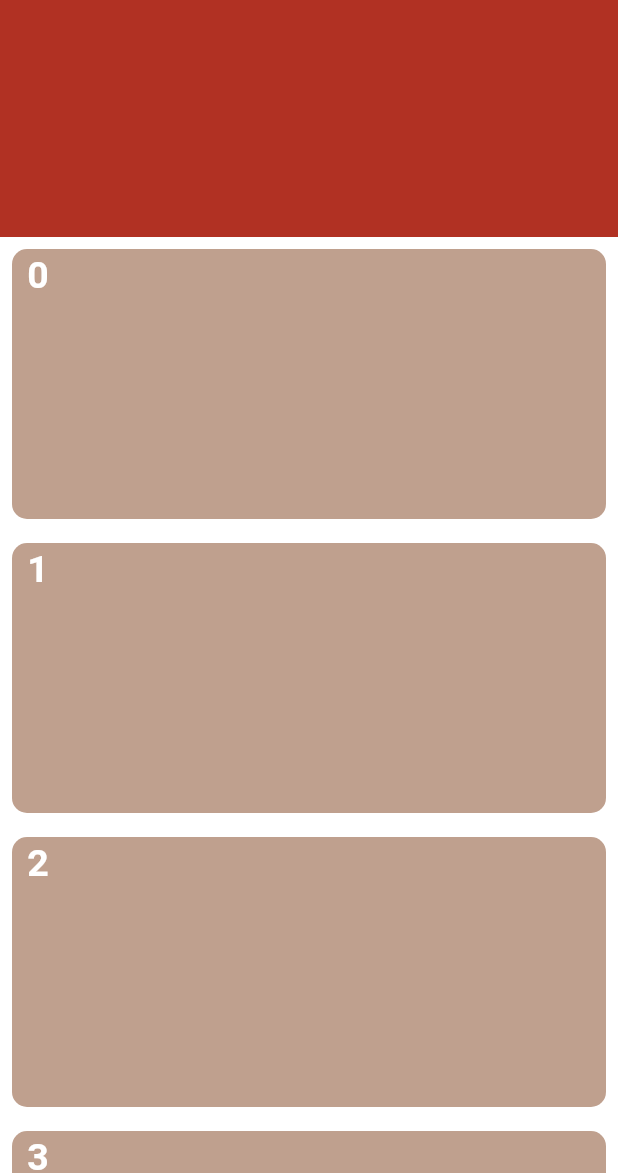
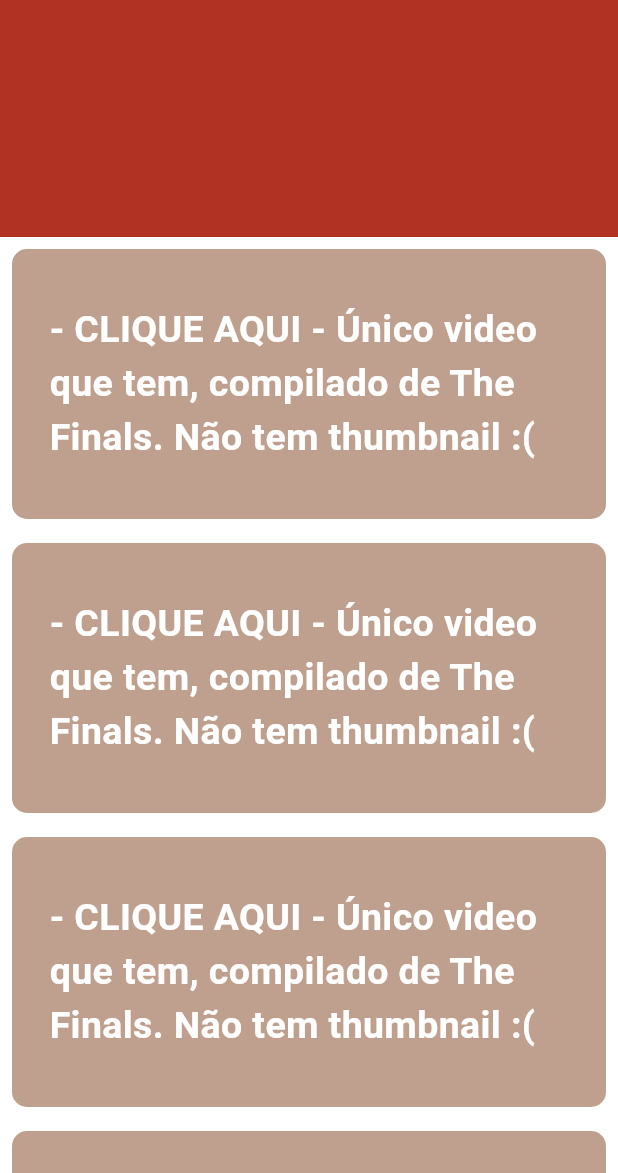
Before and after one commit to Matheus-Rossetti/streaming-app, a Flutter app: the screen it shows after launch, on a phone screen of 412 x 824 dp, the part 63-1236 px from its top. Run offline on Flutter 3.47's test engine with Material 3 defaults, Android fonts, the phone set to English and light mode, and no system bars; our stand-ins replace video_player.

Commit message:
Video streaming working!

```diff
--- a/lib/main.dart
+++ b/lib/main.dart
@@ -1,4 +1,5 @@
 import 'package:flutter/material.dart';
+import 'package:streaming_app/video_player.dart';
 
 void main() {
   runApp(const StreamingApp());
@@ -11,10 +12,15 @@ class StreamingApp extends StatelessWidget {
 
   @override
   Widget build(BuildContext context) {
-    return const MaterialApp(
+    return MaterialApp(
       checkerboardOffscreenLayers: false,
       title: 'Streaming App',
-      home: MainMenu(),
+      home: Center(
+        child: ConstrainedBox(
+          constraints: BoxConstraints(maxWidth: 500),
+          child: MainMenu(),
+        ),
+      ),
     );
   }
 }
@@ -71,6 +77,13 @@ class _ContainerCardState extends State<ContainerCard> {
   Widget build(BuildContext context) {
     return Padding(
       padding: const EdgeInsets.all(8.0),
+      child: GestureDetector(
+        onTap: () {
+          Navigator.push(
+            context,
+            MaterialPageRoute(builder: (context) => VideoPlayerScreen()),
+          );
+        },
         child: Container(
           height: 180,
           width: double.infinity,
@@ -80,7 +93,20 @@ class _ContainerCardState extends State<ContainerCard> {
           ),
           child: Padding(
             padding: const EdgeInsets.only(left: 10, top: 0),
-          child: Text(widget.index.toString(), style: TextStyle(color: Colors.white, fontWeight: FontWeight.bold, fontSize: 25),),
+            child: Center(
+              child: Padding(
+                padding: const EdgeInsets.all(15.0),
+                child: Text(
+                  '- CLIQUE AQUI - Único video que tem, compilado de The Finals. Não tem thumbnail :(',
+                  style: TextStyle(
+                    color: Colors.white,
+                    fontWeight: FontWeight.bold,
+                    fontSize: 25,
+                  ),
+                ),
+              ),
+            ),
+          ),
         ),
       ),
     );
--- a/pubspec.yaml
+++ b/pubspec.yaml
@@ -34,6 +34,7 @@ dependencies:
   # The following adds the Cupertino Icons font to your application.
   # Use with the CupertinoIcons class for iOS style icons.
   cupertino_icons: ^1.0.8
+  video_player: ^2.9.5
 
 dev_dependencies:
   flutter_test:
```
Also changed, not shown: lib/video_player.dart (added, +76 -0 lines), pubspec.lock, 3 other files. Lines whose indentation alone changed are shown as unchanged.
